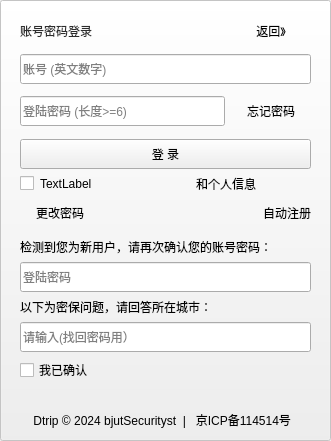
First picture: the form in login.ui, repository bjutSecurityst/Dtrip, before the edit.
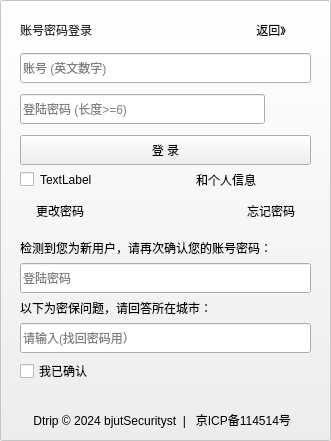
Second picture: the form after the edit. Icons and pictures are not drawn.

The edit to the form file:
```diff
--- a/login.ui
+++ b/login.ui
@@ -148,9 +148,7 @@
        </widget>
       </item>
       <item>
-       <layout class="QVBoxLayout" name="verticalLayout_2">
-        <item>
-         <widget class="QPushButton" name="pushButton">
+       <widget class="QPushButton" name="pushButton_6">
           <property name="minimumSize">
            <size>
             <width>0</width>
@@ -158,14 +156,22 @@
            </size>
           </property>
           <property name="text">
-           <string>忘记密码</string>
+         <string/>
+        </property>
+        <property name="icon">
+         <iconset resource="ApplicationIcon.qrc">
+          <normaloff>:/eye.png</normaloff>:/eye.png</iconset>
+        </property>
+        <property name="default">
+         <bool>false</bool>
           </property>
           <property name="flat">
            <bool>true</bool>
           </property>
          </widget>
         </item>
-       </layout>
+      <item>
+       <layout class="QVBoxLayout" name="verticalLayout_2"/>
       </item>
      </layout>
     </item>
@@ -268,7 +274,7 @@
      </spacer>
     </item>
     <item>
-     <layout class="QHBoxLayout" name="horizontalLayout_3" stretch="1,4,1">
+     <layout class="QHBoxLayout" name="horizontalLayout_3" stretch="1,4,0">
       <item>
        <widget class="QPushButton" name="pushButton_3">
         <property name="minimumSize">
@@ -299,18 +305,18 @@
        </spacer>
       </item>
       <item>
-       <widget class="QLabel" name="label_3">
+       <widget class="QPushButton" name="pushButton">
         <property name="minimumSize">
          <size>
           <width>0</width>
-          <height>20</height>
+          <height>0</height>
          </size>
         </property>
         <property name="text">
-         <string>自动注册</string>
+         <string>忘记密码</string>
         </property>
-        <property name="alignment">
-         <set>Qt::AlignmentFlag::AlignCenter</set>
+        <property name="flat">
+         <bool>true</bool>
         </property>
        </widget>
       </item>
```
Left out of the diff: 4 changed lines with no effect on the pictures. Lines whose indentation alone changed are shown as unchanged.
